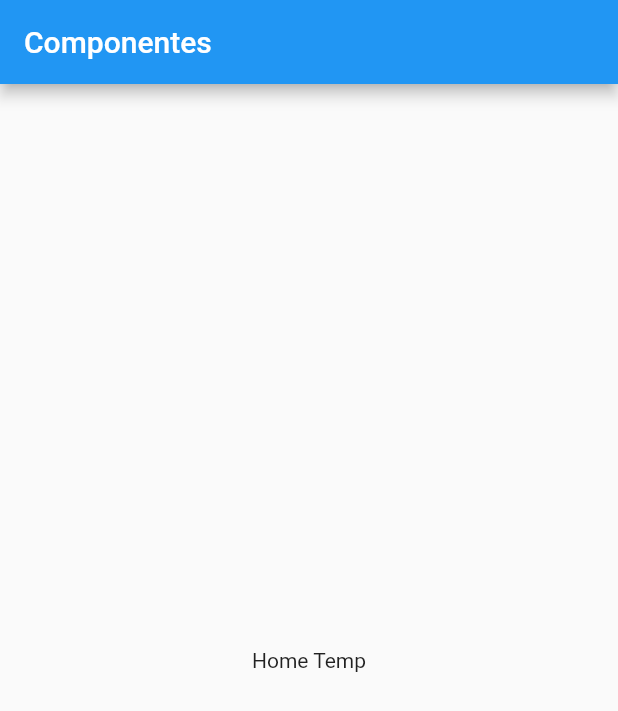
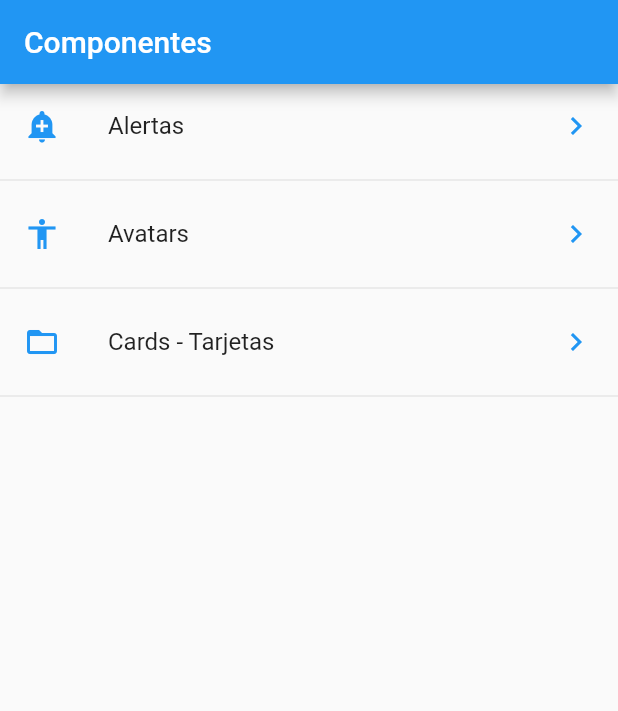
Before and after one commit to flutterpar/componentes, a Flutter app: the screen it shows after launch, on a phone screen of 412 x 824 dp. Shown: the top 711 px of the screen. Run offline on Flutter 3.47's test engine with Material 2 defaults, Android fonts, the phone set to English and light mode, and no system bars.

Commit message:
Se modifica la página home temporal y se crea la nueva home con ejemplos de ListView

```diff
--- /dev/null
+++ b/data/menu_opts.json
@@ -0,0 +1,20 @@
+{
+    "nombreApp" : "Componentes",
+    "rutas" : [
+        {
+            "ruta" : "alert",
+            "icon" : "add_alert",
+            "texto": "Alertas"
+        },
+        {
+            "ruta" : "avatar",
+            "icon" : "accessibility",
+            "texto": "Avatars"
+        },
+        {
+            "ruta" : "card",
+            "icon" : "folder_open",
+            "texto": "Cards - Tarjetas"
+        }
+    ]
+}
--- a/lib/main.dart
+++ b/lib/main.dart
@@ -1,6 +1,6 @@
 import 'package:flutter/material.dart';
 
-import 'package:componentes/src/pages/home_temp.dart';
+import 'package:componentes/src/pages/home_page.dart';
 
 void main() => runApp(MyApp());
 
@@ -10,12 +10,7 @@ class MyApp extends StatelessWidget {
     return MaterialApp(
       title: 'Componentes App',
       debugShowCheckedModeBanner: false,
-      home: Scaffold(
-        appBar: AppBar(
-          title: Text('Componentes'),
-        ),
-        body: HomePageTemp()
-      ),
+      home: HomePage()
     );
   }
 }
--- /dev/null
+++ b/lib/src/pages/home_page.dart
@@ -0,0 +1,47 @@
+import 'package:flutter/material.dart';
+
+import 'package:componentes/src/providers/menu_provider.dart';
+
+import 'package:componentes/src/utils/icono_string_util.dart';
+
+class HomePage extends StatelessWidget {
+  @override
+  Widget build(BuildContext context) {
+    return Scaffold(
+      appBar: AppBar(
+        title: Text('Componentes'),
+      ),
+      body: _lista(),
+    );
+  }
+
+  Widget _lista() {
+    return FutureBuilder(
+      future: menuProvider.cargarData(),
+      initialData: [],
+      builder: (context, AsyncSnapshot<List<dynamic>> snapshot) {
+        print(snapshot.data);
+        return ListView(
+          children: _listaItems(snapshot.data),
+        );
+      },
+    );
+  }
+
+  List<Widget> _listaItems(List<dynamic> data) {
+    final List<Widget> opciones = [];
+    data.forEach((opt) {
+      final widgetTemp = ListTile(
+        title: Text(opt['texto']),
+        leading: getIcon(opt['icon']),
+        trailing: Icon(Icons.keyboard_arrow_right, color: Colors.blue),
+        onTap: () {
+
+        },
+      );
+      opciones..add(widgetTemp)
+              ..add(Divider());
+    });
+    return opciones;
+  }
+}
--- /dev/null
+++ b/lib/src/utils/icono_string_util.dart
@@ -0,0 +1,11 @@
+import 'package:flutter/material.dart';
+
+final _icons = <String, IconData>{
+  'add_alert': Icons.add_alert,
+  'accessibility': Icons.accessibility,
+  'folder_open': Icons.folder_open,
+};
+
+Icon getIcon(String nombreIcono) {
+  return Icon(_icons[nombreIcono], color: Colors.blue);
+}
--- a/pubspec.yaml
+++ b/pubspec.yaml
@@ -41,9 +41,10 @@ flutter:
   uses-material-design: true
 
   # To add assets to your application, add an assets section, like this:
-  # assets:
+  assets:
   #  - images/a_dot_burr.jpeg
   #  - images/a_dot_ham.jpeg
+    - data/menu_opts.json
 
   # An image asset can refer to one or more resolution-specific "variants", see
   # https://flutter.dev/assets-and-images/#resolution-aware.
```
Also changed, not shown: lib/src/pages/home_temp.dart (+39 -2 lines), lib/src/providers/menu_provider.dart (added, +21 -0 lines).
